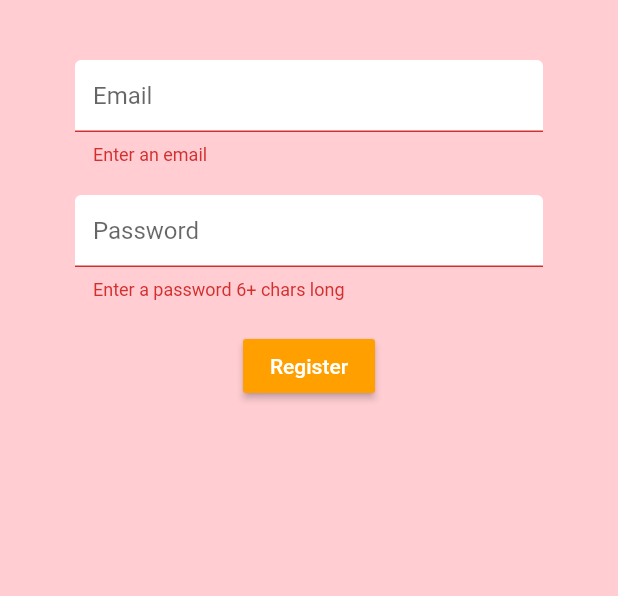
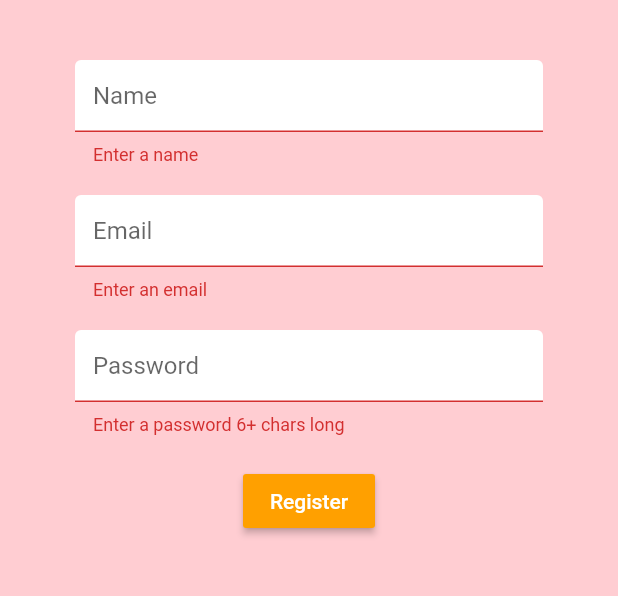
Before and after one commit to donnellythomas/ping_app, a Flutter app: the Register screen opened directly, after a tap on "Register", on a phone screen of 412 x 824 dp, the part 84-680 px from its top. Run offline on Flutter 3.47's test engine with Material 2 defaults, Android fonts, the phone set to English and light mode, and no system bars; our stand-ins replace cloud_firestore, firebase_auth, flutter_spinkit; accounts and stored records are empty.

Commit message:
refactored friends and begining to work on messages page

```diff
--- a/lib/models/chat_room.dart
+++ b/lib/models/chat_room.dart
@@ -1,11 +1,16 @@
 import 'package:ping_app/screens/home/messages.dart';
 
-import 'friend.dart';
-
 class ChatRoom {
-  final List<Friend> friends;
+  final List<String> friendUids;
   final List<Messages> messages;
   final String name;
+  final String sender;
+  final String notificationMessage;
 
-  ChatRoom({this.friends, this.messages, this.name});
+  ChatRoom(
+      {this.friendUids,
+      this.messages,
+      this.name,
+      this.sender,
+      this.notificationMessage});
 }
--- a/lib/models/friend.dart
+++ /dev/null
@@ -1,6 +0,0 @@
-class Friend {
-  final String name;
-  final String uid;
-  final String email;
-  Friend({this.name, this.email, this.uid});
-}
--- a/lib/models/group.dart
+++ b/lib/models/group.dart
@@ -1,9 +1,7 @@
-import 'friend.dart';
-
 class Group {
   final String name;
   final bool isSelected;
-  final List<Friend> friends;
+  final List<String> friendUids;
   final String gid;
-  Group({this.name, this.isSelected, this.friends, this.gid});
+  Group({this.name, this.isSelected, this.friendUids, this.gid});
 }
--- a/lib/screens/authenticate/register.dart
+++ b/lib/screens/authenticate/register.dart
@@ -1,5 +1,7 @@
+import 'package:firebase_auth/firebase_auth.dart';
 import 'package:flutter/material.dart';
 import 'package:ping_app/services/auth.dart';
+import 'package:ping_app/services/database.dart';
 import 'package:ping_app/shared/constants.dart';
 import 'package:ping_app/shared/loading.dart';
 
@@ -19,6 +21,7 @@ class _RegisterState extends State<Register> {
   // text field state
   String email = '';
   String password = '';
+  String name = '';
 
   @override
   Widget build(BuildContext context) {
@@ -54,6 +57,15 @@ class _RegisterState extends State<Register> {
                     SizedBox(height: 20.0),
                     TextFormField(
                       decoration:
+                          textInputDecoration.copyWith(hintText: 'Name'),
+                      validator: (val) => val.isEmpty ? 'Enter a name' : null,
+                      onChanged: (val) {
+                        setState(() => name = val);
+                      },
+                    ),
+                    SizedBox(height: 20.0),
+                    TextFormField(
+                      decoration:
                           textInputDecoration.copyWith(hintText: 'Email'),
                       validator: (val) => val.isEmpty ? 'Enter an email' : null,
                       onChanged: (val) {
@@ -86,6 +98,7 @@ class _RegisterState extends State<Register> {
                             });
                             dynamic result = await _auth
                                 .registerWithEmailAndPassword(email, password);
+                            await DatabaseService().setName(result.uid, name);
                             if (result == null) {
                               setState(() {
                                 loading = false;
--- a/lib/screens/home/settings/cards/group_card.dart
+++ b/lib/screens/home/settings/cards/group_card.dart
@@ -71,12 +71,12 @@ class GroupCard extends StatelessWidget {
               height: 100,
               color: Colors.grey[300],
               child: ListView.builder(
-                itemCount: group.friends.length,
+                itemCount: group.friendUids.length,
                 padding: EdgeInsets.all(0),
                 itemBuilder: (context, index) {
                   // print(group.friends.length);
                   return FriendCard(
-                    friend: group.friends[index],
+                    friendUid: group.friendUids[index],
                     gid: group.gid,
                   );
                 },
--- a/lib/shared/textfield_alert_dialog_addFriend.dart
+++ b/lib/shared/textfield_alert_dialog_addFriend.dart
@@ -1,5 +1,4 @@
 import 'package:flutter/material.dart';
-import 'package:ping_app/models/friend.dart';
 import 'package:ping_app/models/user.dart';
 import 'package:ping_app/services/database.dart';
 import 'package:ping_app/shared/constants.dart';
@@ -56,11 +55,9 @@ class _TextFieldAlertDialogState extends State<TextFieldAlertDialog> {
                       .then((value) => value == true)) {
                     String friendUid =
                         await DatabaseService().getUidFromEmail(_currentName);
-                    Friend friend =
-                        await DatabaseService().getFriendData(friendUid);
 
                     await DatabaseService()
-                        .addFriend(friend, user.uid, widget.gid);
+                        .addFriend(friendUid, user.uid, widget.gid);
 
                     Navigator.pop(context);
                   } else {
```
Also changed, not shown: lib/models/message_card.dart (added, +27 -0 lines), lib/screens/chat.dart (added, +20 -0 lines), lib/screens/home/messages.dart (+6 -15 lines), lib/screens/home/primary_view.dart (+12 -2 lines), lib/screens/home/settings/cards/friend_card.dart (+26 -4 lines), lib/services/database.dart (+23 -32 lines).
